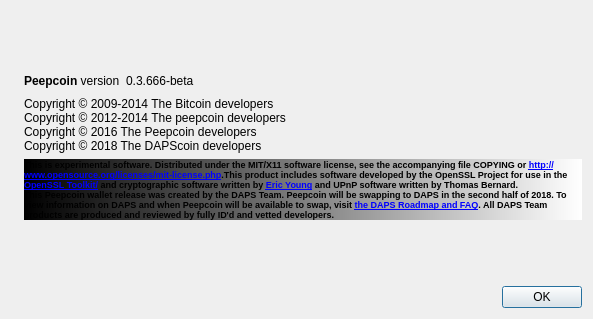
Before: the Qt Designer form src/qt/forms/aboutdialog.ui in lyricidal/PeepCoin-TheCoinForThePeople, drawn with Qt 5.
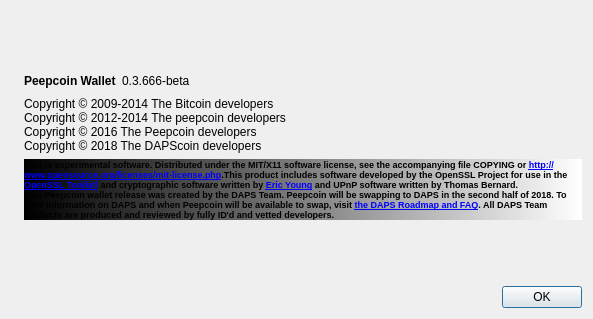
After: the same form once the commit is applied. Icons and pictures are not drawn.

Commit message:
About screen, Versioning updates
About screen, Versioning updates

What changed in the file:
```diff
--- a/src/qt/forms/aboutdialog.ui
+++ b/src/qt/forms/aboutdialog.ui
@@ -53,7 +53,7 @@
           <cursorShape>IBeamCursor</cursorShape>
          </property>
          <property name="text">
-          <string>&lt;b&gt;Peepcoin&lt;/b&gt; version</string>
+          <string>&lt;b&gt;Peepcoin Wallet&lt;/b&gt;</string>
          </property>
          <property name="textInteractionFlags">
           <set>Qt::LinksAccessibleByMouse|Qt::TextSelectableByKeyboard|Qt::TextSelectableByMouse</set>
```
Left out of the diff: 3 changed lines with no effect on the pictures. The commit also changes 1 other file.
